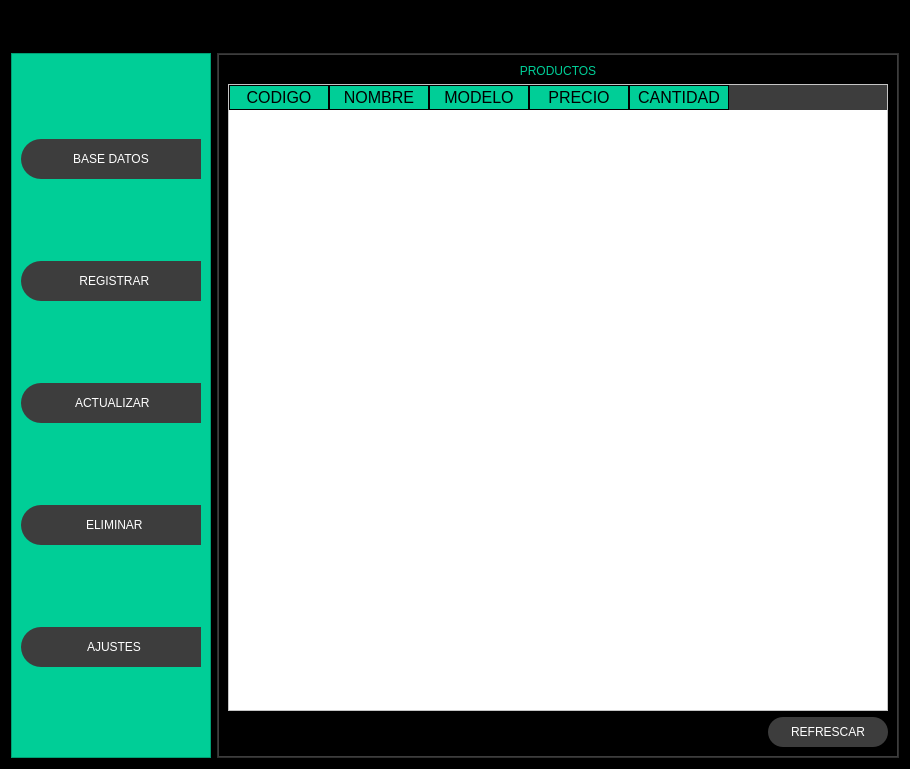
First picture: the form in diseño.ui, repository jose99II/repositorioBd, before the edit.
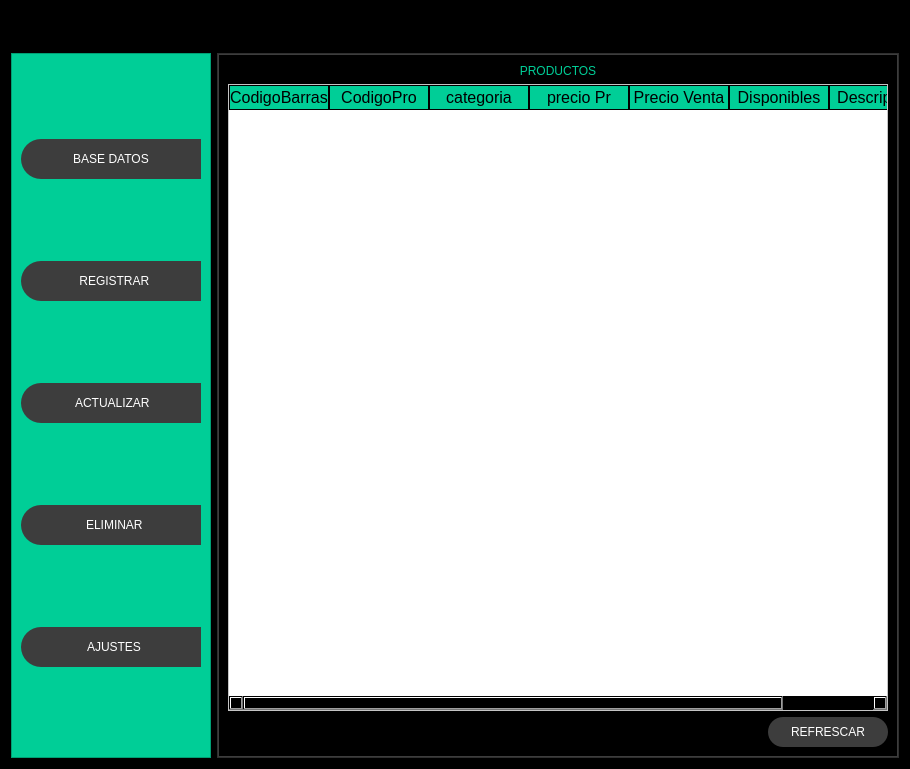
Second picture: the form after the edit. The open tabs and pages were chosen to show the change. Icons and pictures are not drawn.

Diff of the .ui file:
```diff
--- a/diseño.ui
+++ b/diseño.ui
@@ -560,27 +560,37 @@
                     <widget class="QTableWidget" name="tabla_productos">
                      <column>
                       <property name="text">
-                       <string>CODIGO</string>
+                       <string>CodigoBarras</string>
                       </property>
                      </column>
                      <column>
                       <property name="text">
-                       <string>NOMBRE</string>
+                       <string>CodigoPro</string>
                       </property>
                      </column>
                      <column>
                       <property name="text">
-                       <string>MODELO</string>
+                       <string>categoria</string>
                       </property>
                      </column>
                      <column>
                       <property name="text">
-                       <string>PRECIO</string>
+                       <string>precio Pr</string>
                       </property>
                      </column>
                      <column>
                       <property name="text">
-                       <string>CANTIDAD</string>
+                       <string>Precio Venta</string>
+                      </property>
+                     </column>
+                     <column>
+                      <property name="text">
+                       <string>Disponibles</string>
+                      </property>
+                     </column>
+                     <column>
+                      <property name="text">
+                       <string>Descripcion</string>
                       </property>
                      </column>
                     </widget>
```
Left out of the diff: 2 changed lines with no effect on the pictures.
